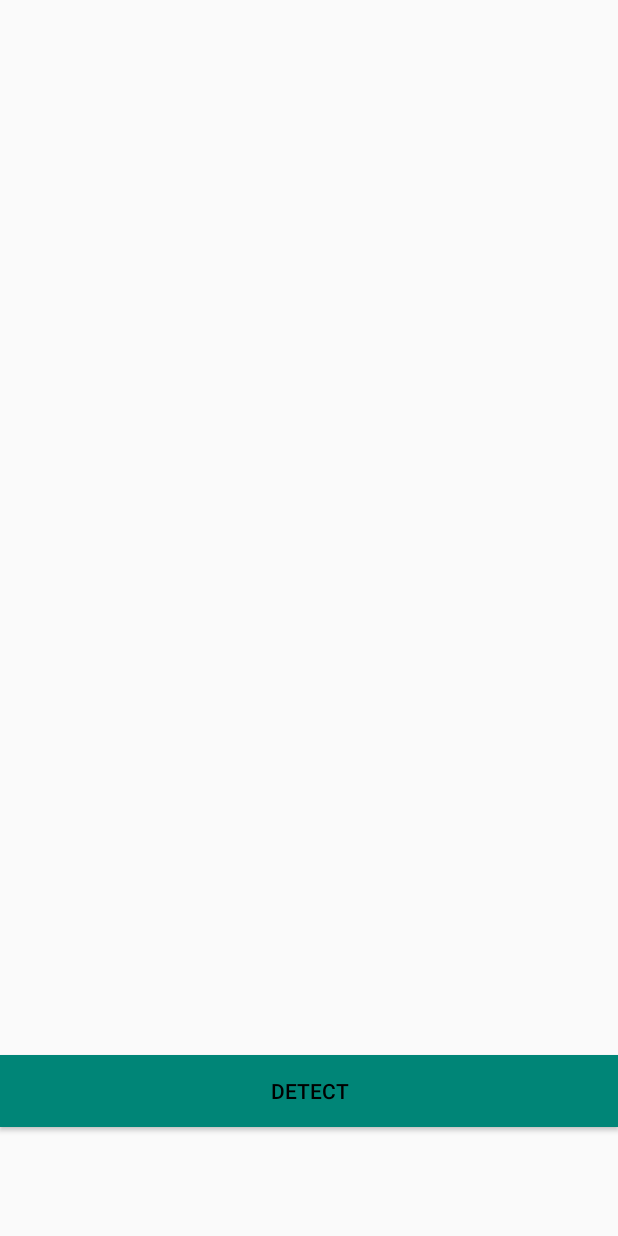
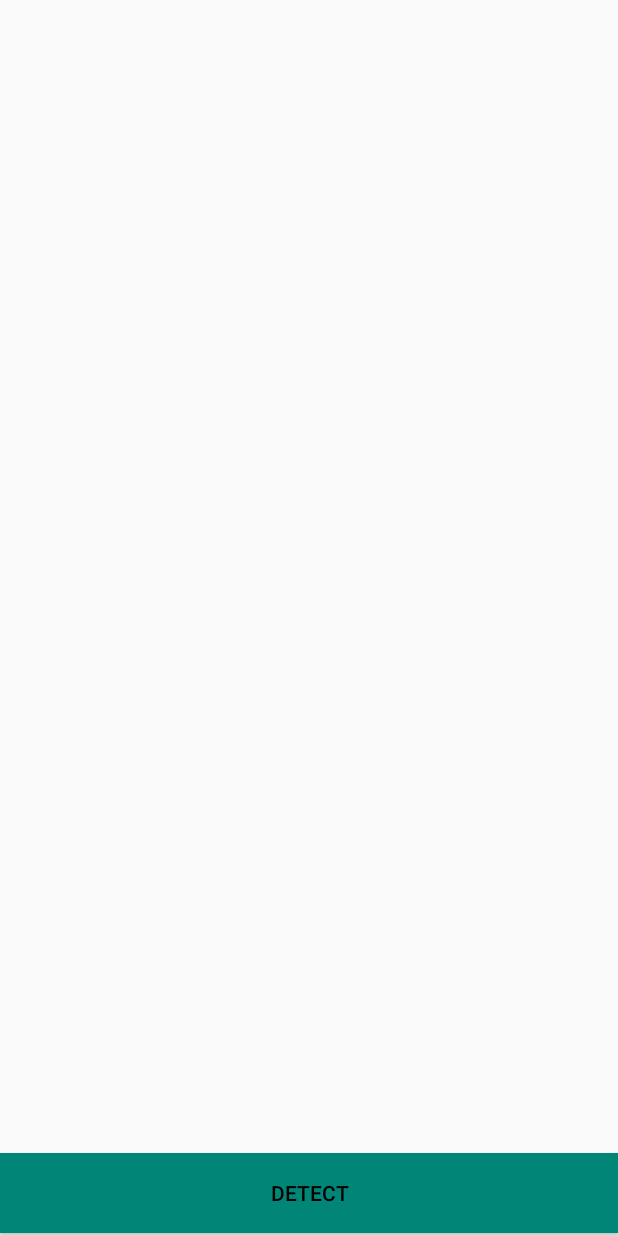
Before and after one commit to ctkqiang/firebase-facedetection, an Android app: the layout activity_main.xml on its own in the app's theme, with its tools: preview values and no code run, on a phone screen of 412 x 824 dp. Run offline under Robolectric (Android 15) with nearby library versions, the phone set to English and light mode, and no system bars; plain views replace CameraView; Roboto replaces fonts that are not available here.

Commit message:
UI Updated, Camera Added, ML-kit implemented, UX updated

```diff
--- a/app/src/main/AndroidManifest.xml
+++ b/app/src/main/AndroidManifest.xml
@@ -7,6 +7,8 @@
     <uses-permission android:name="android.permission.CAMERA" />
     <uses-permission android:name="android.permission.INTERNET"/>
     <uses-feature android:name="android.hardware.camera.autofocus" />
+    <uses-permission android:name="android.permission.WRITE_EXTERNAL_STORAGE"/>
+    <uses-permission android:name="android.permission.READ_EXTERNAL_STORAGE" />
 
     <application
         android:allowBackup="true"
--- a/app/src/main/res/layout/activity_main.xml
+++ b/app/src/main/res/layout/activity_main.xml
@@ -8,8 +8,8 @@
 
     <com.wonderkiln.camerakit.CameraView
         android:id="@+id/cameraView"
-        android:layout_width="0dp"
-        android:layout_height="557dp"
+        android:layout_width="match_parent"
+        android:layout_height="match_parent"
         app:layout_constraintBottom_toTopOf="@+id/detect_btn"
         app:layout_constraintEnd_toEndOf="parent"
         app:layout_constraintStart_toStartOf="parent"
@@ -24,14 +24,14 @@
     <Button
         android:id="@+id/detect_btn"
         android:layout_width="match_parent"
-        android:layout_height="48dp"
+        android:layout_height="53dp"
+        android:layout_marginBottom="2dp"
         android:background="@color/colorPrimary"
         android:text="@string/detect"
         android:textColor="@android:color/black"
         app:layout_constraintBottom_toBottomOf="parent"
         app:layout_constraintEnd_toEndOf="parent"
         app:layout_constraintHorizontal_bias="0.0"
-        app:layout_constraintStart_toStartOf="parent"
-        app:layout_constraintTop_toBottomOf="@+id/cameraView" />
+        app:layout_constraintStart_toStartOf="parent" />
 
 </androidx.constraintlayout.widget.ConstraintLayout>
--- a/app/src/main/res/values/strings.xml
+++ b/app/src/main/res/values/strings.xml
@@ -1,5 +1,5 @@
 <resources>
-    <string name="app_name">Facial Recognition</string>
+    <string name="app_name">CAMERA_FIREBASE</string>
     <string name="action_gallery">Gallery</string>
     <string name="storage_denied">This app needs to access files on your device.</string>
     <string name="action_camera">Camera</string>
```
Also changed, not shown: app/src/main/java/com/johnmelodyme/facialrecognition/MainActivity.java (+9 -9 lines), app/src/main/java/com/johnmelodyme/facialrecognition/Screen/Screenshot.java (added, +21 -0 lines).
